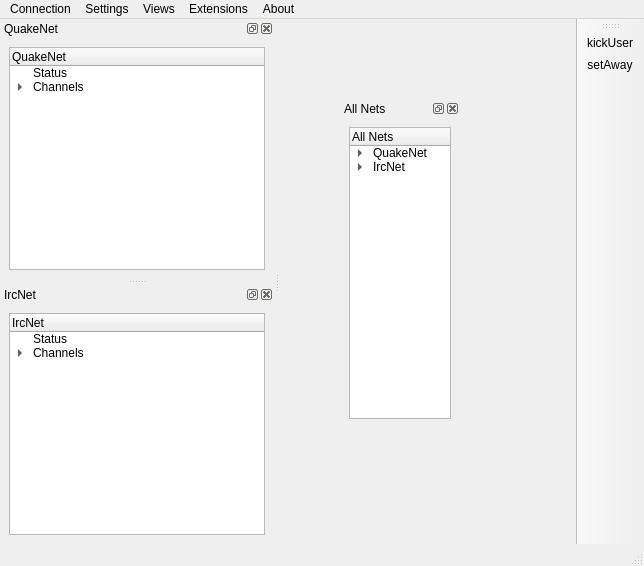
Qt form gui/mainwindow.ui (quassel/quassel) before a commit.
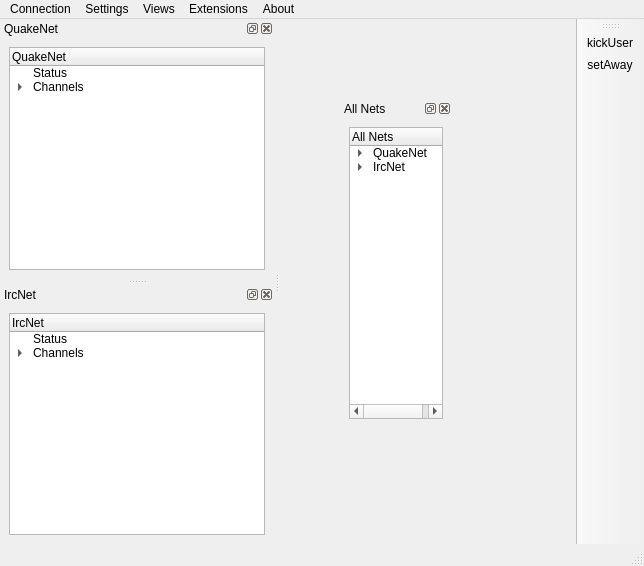
The same form after that commit. Icons and pictures are not drawn.

Commit message: expanding->preferred

```diff
--- a/gui/mainwindow.ui
+++ b/gui/mainwindow.ui
@@ -18,13 +18,13 @@
      <rect>
       <x>60</x>
       <y>80</y>
-      <width>120</width>
+      <width>112</width>
       <height>329</height>
      </rect>
     </property>
     <property name="sizePolicy" >
      <sizepolicy>
-      <hsizetype>7</hsizetype>
+      <hsizetype>5</hsizetype>
       <vsizetype>5</vsizetype>
       <horstretch>0</horstretch>
       <verstretch>0</verstretch>
```
Left out of the diff: 2 changed lines with no effect on the pictures.
